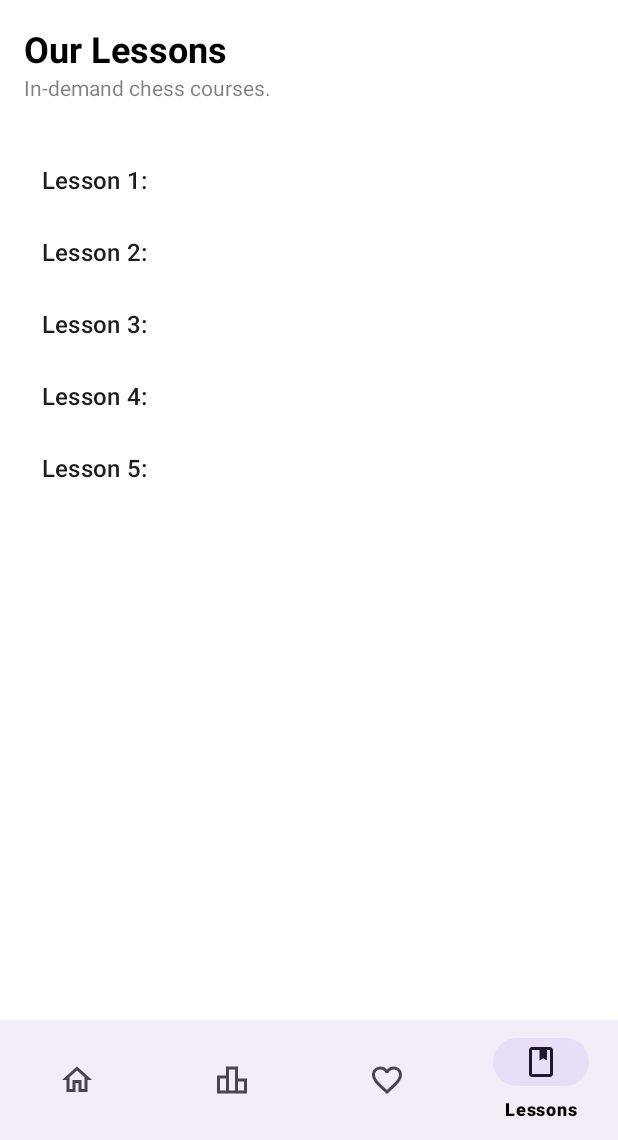
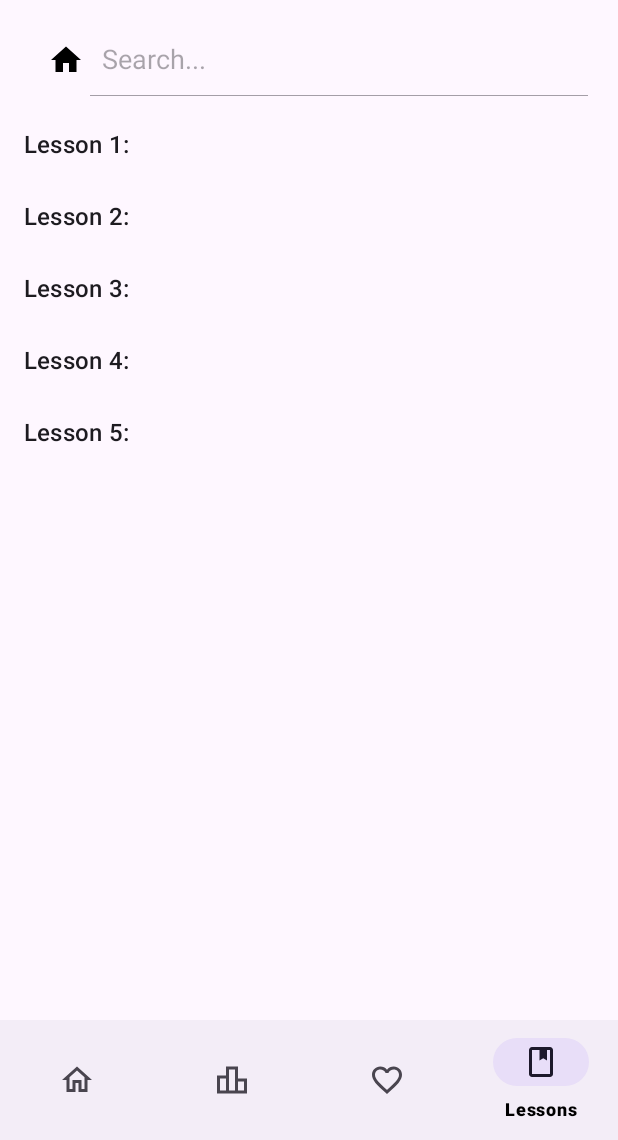
Before and after one commit to ldlda/chesscom-stats, an Android app: the screen it shows after launch (MainActivity), item 4 of the bottom bar chosen, on a phone screen of 412 x 824 dp, the part 96-1236 px from its top. Run offline under Robolectric (Android 15) with nearby library versions, the phone set to English and light mode, and no system bars; our stand-ins replace Picasso; pictures from the network do not load.

Commit message:
new basic view for Lesson

```diff
--- a/app/src/main/res/layout/fragment_lessons.xml
+++ b/app/src/main/res/layout/fragment_lessons.xml
@@ -1,41 +1,34 @@
 <?xml version="1.0" encoding="utf-8"?>
-<LinearLayout xmlns:android="http://schemas.android.com/apk/res/android"
+<RelativeLayout
+    xmlns:android="http://schemas.android.com/apk/res/android"
+    xmlns:app="http://schemas.android.com/apk/res-auto"
     xmlns:tools="http://schemas.android.com/tools"
     android:layout_width="match_parent"
     android:layout_height="match_parent"
     android:orientation="vertical"
-    android:background="@android:color/white"
     tools:context=".LessonsFragment">
 
-    <!-- Header -->
-    <LinearLayout
+    <androidx.appcompat.widget.SearchView
         android:layout_width="match_parent"
         android:layout_height="wrap_content"
-        android:padding="16dp"
-        android:orientation="vertical">
+        android:layout_marginTop="16dp"
+        android:layout_marginEnd="12dp"
+        android:layout_marginStart="12dp"
+        android:id="@+id/search"
+        app:iconifiedByDefault="false"
+        app:searchHintIcon="@null"
+        app:queryHint="Search..."
+        android:focusable="false"
+        app:closeIcon="@drawable/baseline_home_24"
+        app:searchIcon="@drawable/baseline_home_24"
+        />
 
-        <TextView
-            android:layout_width="wrap_content"
-            android:layout_height="wrap_content"
-            android:text="Our Lessons"
-            android:textSize="24sp"
-            android:textStyle="bold"
-            android:textColor="#000000" />
-
-        <TextView
-            android:layout_width="wrap_content"
-            android:layout_height="wrap_content"
-            android:text="In-demand chess courses."
-            android:textSize="14sp"
-            android:textColor="#80000000" />
-    </LinearLayout>
-
-    <!-- RecyclerView to show lessons dynamically -->
     <androidx.recyclerview.widget.RecyclerView
-        android:id="@+id/recyclerView"
         android:layout_width="match_parent"
         android:layout_height="match_parent"
-        android:padding="12dp"
-        android:clipToPadding="false"
-        android:scrollbars="vertical"/>
-</LinearLayout>
+        android:id="@+id/recyclerView"
+        android:layout_marginTop="8dp"
+        android:scrollbars="vertical"
+        android:layout_below="@id/search"/>
+
+</RelativeLayout>
```
Also changed, not shown: app/src/main/res/layout/fragment_lesson_contents.xml (+28 -21 lines), app/src/main/res/layout/lesson_list.xml (added, +83 -0 lines), app/src/main/res/values/colors.xml (+12 -0 lines).
